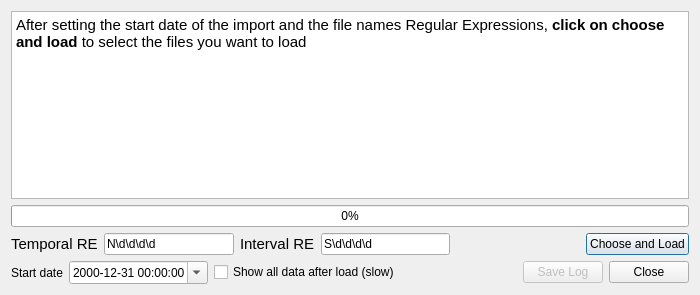
Old version of the form ui_temporalrasterloaderdialog.ui in the repository mbernasocchi/multiview.
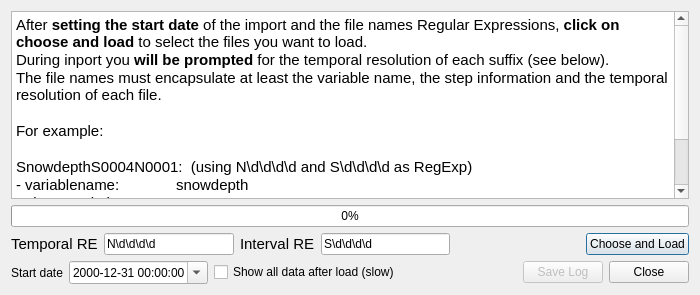
New version of the form. Icons and pictures are not drawn.

```diff
--- a/ui_temporalrasterloaderdialog.ui
+++ b/ui_temporalrasterloaderdialog.ui
@@ -23,7 +23,18 @@
 &lt;html&gt;&lt;head&gt;&lt;meta name=&quot;qrichtext&quot; content=&quot;1&quot; /&gt;&lt;style type=&quot;text/css&quot;&gt;
 p, li { white-space: pre-wrap; }
 &lt;/style&gt;&lt;/head&gt;&lt;body style=&quot; font-family:'Ubuntu'; font-size:11pt; font-weight:400; font-style:normal;&quot;&gt;
-&lt;p style=&quot; margin-top:0px; margin-bottom:0px; margin-left:0px; margin-right:0px; -qt-block-indent:0; text-indent:0px;&quot;&gt;After setting the start date of the import and the file names Regular Expressions, &lt;span style=&quot; font-weight:600;&quot;&gt;click on choose and load&lt;/span&gt; to select the files you want to load&lt;/p&gt;&lt;/body&gt;&lt;/html&gt;</string>
+&lt;p style=&quot; margin-top:0px; margin-bottom:0px; margin-left:0px; margin-right:0px; -qt-block-indent:0; text-indent:0px;&quot;&gt;After &lt;span style=&quot; font-weight:600;&quot;&gt;setting the start date&lt;/span&gt; of the import and the file names Regular Expressions, &lt;span style=&quot; font-weight:600;&quot;&gt;click on choose and load&lt;/span&gt; to select the files you want to load.&lt;/p&gt;
+&lt;p style=&quot; margin-top:0px; margin-bottom:0px; margin-left:0px; margin-right:0px; -qt-block-indent:0; text-indent:0px;&quot;&gt;During inport you &lt;span style=&quot; font-weight:600;&quot;&gt;will be prompted&lt;/span&gt; for the temporal resolution of each suffix (see below).&lt;/p&gt;
+&lt;p style=&quot; margin-top:0px; margin-bottom:0px; margin-left:0px; margin-right:0px; -qt-block-indent:0; text-indent:0px;&quot;&gt;The file names must encapsulate at least the variable name, the step information and the temporal resolution of each file.&lt;/p&gt;
+&lt;p style=&quot;-qt-paragraph-type:empty; margin-top:0px; margin-bottom:0px; margin-left:0px; margin-right:0px; -qt-block-indent:0; text-indent:0px;&quot;&gt;&lt;/p&gt;
+&lt;p style=&quot; margin-top:0px; margin-bottom:0px; margin-left:0px; margin-right:0px; -qt-block-indent:0; text-indent:0px;&quot;&gt;For example:&lt;/p&gt;
+&lt;p style=&quot;-qt-paragraph-type:empty; margin-top:0px; margin-bottom:0px; margin-left:0px; margin-right:0px; -qt-block-indent:0; text-indent:0px;&quot;&gt;&lt;/p&gt;
+&lt;p style=&quot; margin-top:0px; margin-bottom:0px; margin-left:0px; margin-right:0px; -qt-block-indent:0; text-indent:0px;&quot;&gt;SnowdepthS0004N0001:  (using N\d\d\d\d and S\d\d\d\d as RegExp)&lt;/p&gt;
+&lt;p style=&quot; margin-top:0px; margin-bottom:0px; margin-left:0px; margin-right:0px; -qt-block-indent:0; text-indent:0px;&quot;&gt;- variablename: 	snowdepth&lt;/p&gt;
+&lt;p style=&quot; margin-top:0px; margin-bottom:0px; margin-left:0px; margin-right:0px; -qt-block-indent:0; text-indent:0px;&quot;&gt;- Time resolution: 	S0004&lt;/p&gt;
+&lt;p style=&quot; margin-top:0px; margin-bottom:0px; margin-left:0px; margin-right:0px; -qt-block-indent:0; text-indent:0px;&quot;&gt;- Time step:		N0001&lt;/p&gt;
+&lt;p style=&quot;-qt-paragraph-type:empty; margin-top:0px; margin-bottom:0px; margin-left:0px; margin-right:0px; -qt-block-indent:0; text-indent:0px;&quot;&gt;&lt;/p&gt;
+&lt;p style=&quot; margin-top:0px; margin-bottom:0px; margin-left:0px; margin-right:0px; -qt-block-indent:0; text-indent:0px;&quot;&gt;Which means the first step of a series of snowdepth values at S0004 interval.&lt;/p&gt;&lt;/body&gt;&lt;/html&gt;</string>
        </property>
       </widget>
      </item>
```
